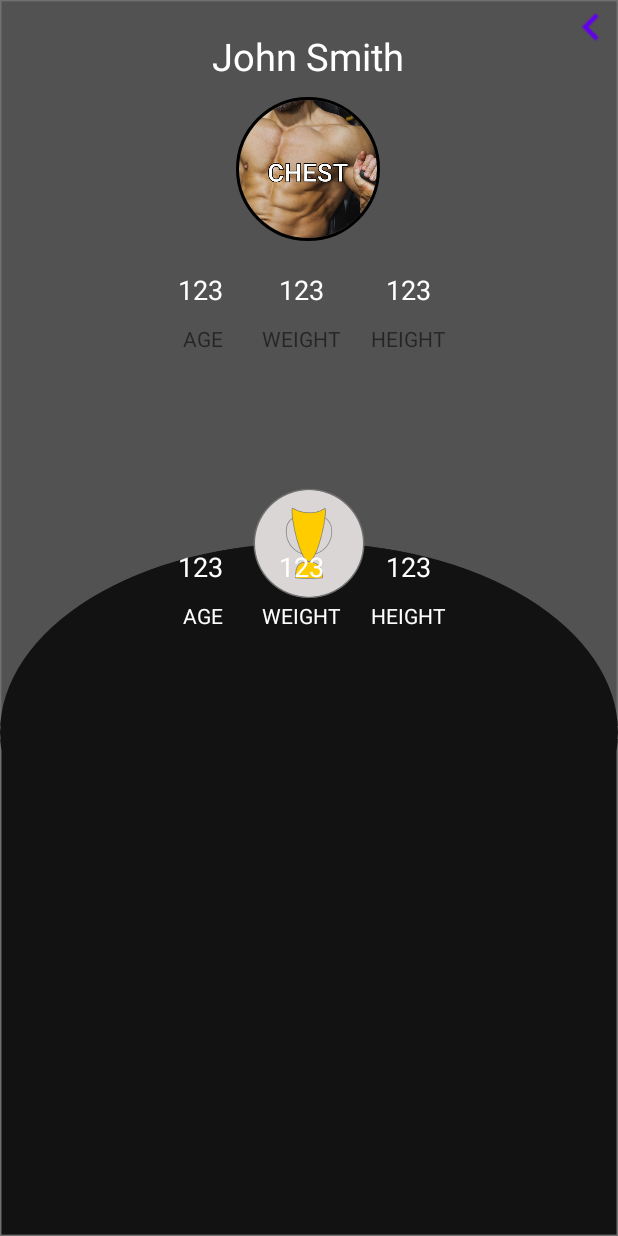
After one commit to ronamir1/FitnessDemo, an Android app: the ProfileActivity screen opened directly, with no data from a screen before it, on a phone screen of 412 x 824 dp. The commit adds this screen. Run offline under Robolectric (Android 15) with nearby library versions, the phone set to English and light mode, and no system bars; our stand-ins replace CircleImageView.

Commit message:
Improved Design 4

```diff
--- a/app/build.gradle
+++ b/app/build.gradle
@@ -29,6 +29,8 @@ dependencies {
     implementation 'com.google.android.material:material:1.0.0'
     implementation 'androidx.gridlayout:gridlayout:1.0.0'
     testImplementation 'junit:junit:4.12'
+    implementation 'de.hdodenhof:circleimageview:3.1.0'
+
     androidTestImplementation 'androidx.test.ext:junit:1.1.1'
     androidTestImplementation 'androidx.test.espresso:espresso-core:3.2.0'
     implementation 'com.github.bumptech.glide:glide:4.11.0'
--- a/app/src/main/java/com/example/fitnessdemo/MainActivity.java
+++ b/app/src/main/java/com/example/fitnessdemo/MainActivity.java
@@ -33,6 +33,11 @@ public class MainActivity extends AppCompatActivity {
 
     public void newHereActivity(MenuItem item){
         Intent newIntent = new Intent(getApplicationContext(), NewHereActivity.class);
+        startActivity(newIntent);
+    }
+
+    public void openProfile(MenuItem item){
+        Intent newIntent = new Intent(getApplicationContext(), ProfileActivity.class);
         startActivity(newIntent);
     }
 
@@ -81,16 +86,16 @@ public class MainActivity extends AppCompatActivity {
 //                }
 //            }.start();
 //
-            // a daily tip toast during waiting time till opening screen fades out
-            new Handler().postDelayed(new Runnable() {
-                @Override
-                public void run() {
-                    Toast toast = Toast.makeText(getApplicationContext(), DAILY_TIP + LINE_DROP + dailyTips[todayTip],
-                            Toast.LENGTH_LONG);
-                    toast.setGravity(Gravity.TOP, 0, 0);
-                    toast.show();
-                }
-            }, 250);
+//            // a daily tip toast during waiting time till opening screen fades out
+//            new Handler().postDelayed(new Runnable() {
+//                @Override
+//                public void run() {
+//                    Toast toast = Toast.makeText(getApplicationContext(), DAILY_TIP + LINE_DROP + dailyTips[todayTip],
+//                            Toast.LENGTH_LONG);
+//                    toast.setGravity(Gravity.TOP, 0, 0);
+//                    toast.show();
+//                }
+//            }, 250);
 //        }
 //        else{
 //            entry.setAlpha(0f);
--- /dev/null
+++ b/app/src/main/java/com/example/fitnessdemo/ProfileActivity.java
@@ -0,0 +1,23 @@
+package com.example.fitnessdemo;
+
+import androidx.appcompat.app.AppCompatActivity;
+
+import android.content.Intent;
+import android.os.Bundle;
+import android.view.View;
+
+public class ProfileActivity extends AppCompatActivity {
+
+    @Override
+    protected void onCreate(Bundle savedInstanceState) {
+        super.onCreate(savedInstanceState);
+        setContentView(R.layout.activity_profile);
+    }
+
+    public void backToMain(View view) {
+        Intent mainIntent = new Intent(getApplicationContext(), MainActivity.class);
+        mainIntent.putExtra("start screen", 0);
+        startActivity(mainIntent);
+    }
+
+}
--- /dev/null
+++ b/app/src/main/res/layout/activity_profile.xml
@@ -0,0 +1,224 @@
+<?xml version="1.0" encoding="utf-8"?>
+<androidx.constraintlayout.widget.ConstraintLayout xmlns:android="http://schemas.android.com/apk/res/android"
+    xmlns:app="http://schemas.android.com/apk/res-auto"
+    xmlns:tools="http://schemas.android.com/tools"
+    android:layout_width="match_parent"
+    android:layout_height="match_parent"
+    tools:context=".ProfileActivity"
+    android:background="@drawable/background">
+
+    <de.hdodenhof.circleimageview.CircleImageView
+        android:id="@+id/profile_image"
+        android:layout_width="96dp"
+        android:layout_height="96dp"
+        android:layout_marginTop="10dp"
+        android:src="@drawable/a1"
+        app:civ_border_color="#FF000000"
+        app:civ_border_width="2dp"
+        app:layout_constraintBottom_toBottomOf="parent"
+        app:layout_constraintEnd_toEndOf="parent"
+        app:layout_constraintHorizontal_bias="0.498"
+        app:layout_constraintStart_toStartOf="parent"
+        app:layout_constraintTop_toBottomOf="@+id/profile_name"
+        app:layout_constraintVertical_bias="0.0" />
+
+    <LinearLayout
+        android:id="@+id/profile_info"
+        android:layout_width="wrap_content"
+        android:layout_height="wrap_content"
+        android:layout_marginTop="10dp"
+        android:orientation="horizontal"
+        app:layout_constraintEnd_toEndOf="parent"
+        app:layout_constraintStart_toStartOf="parent"
+        app:layout_constraintTop_toBottomOf="@+id/profile_image">
+
+        <LinearLayout
+            android:layout_width="match_parent"
+            android:layout_height="match_parent"
+            android:layout_marginRight="20dp"
+            android:orientation="vertical">
+
+            <EditText
+                android:id="@+id/age_content"
+                android:layout_width="40dp"
+                android:layout_height="wrap_content"
+                android:backgroundTint="#00FFFFFF"
+                android:ems="10"
+                android:inputType="number"
+                android:text="123"
+                android:textColor="#FFFFFF" />
+
+            <TextView
+                android:id="@+id/age"
+                android:layout_width="40dp"
+                android:layout_height="wrap_content"
+                android:text="AGE"
+                android:textAlignment="center" />
+
+        </LinearLayout>
+
+        <LinearLayout
+            android:layout_width="match_parent"
+            android:layout_height="match_parent"
+            android:layout_marginRight="20dp"
+            android:orientation="vertical">
+
+            <EditText
+                android:id="@+id/weight_content_profile"
+                android:layout_width="fill_parent"
+                android:layout_height="wrap_content"
+                android:backgroundTint="#00FFFFFF"
+                android:ems="10"
+                android:inputType="number"
+                android:text="123"
+                android:textAlignment="center"
+                android:textColor="#FFFFFF" />
+
+            <TextView
+                android:id="@+id/weight_profile"
+                android:layout_width="wrap_content"
+                android:layout_height="wrap_content"
+                android:text="WEIGHT"
+                android:textAlignment="center" />
+        </LinearLayout>
+
+        <LinearLayout
+            android:layout_width="match_parent"
+            android:layout_height="match_parent"
+            android:orientation="vertical">
+
+            <EditText
+                android:id="@+id/height_content_profile"
+                android:layout_width="fill_parent"
+                android:layout_height="wrap_content"
+                android:backgroundTint="#00FFFFFF"
+                android:ems="10"
+                android:inputType="number"
+                android:text="123"
+                android:textAlignment="center"
+                android:textColor="#FFFFFF" />
+
+            <TextView
+                android:id="@+id/height_profile"
+                android:layout_width="wrap_content"
+                android:layout_height="wrap_content"
+                android:text="HEIGHT"
+                android:textAlignment="center" />
+        </LinearLayout>
+    </LinearLayout>
+
+    <TextView
+        android:id="@+id/profile_name"
+        android:layout_width="wrap_content"
+        android:layout_height="wrap_content"
+        android:layout_marginTop="20dp"
+        android:text="John Smith"
+        android:textColor="#FFFFFF"
+        android:textSize="25sp"
+        app:layout_constraintEnd_toEndOf="parent"
+        app:layout_constraintHorizontal_bias="0.498"
+        app:layout_constraintStart_toStartOf="parent"
+        app:layout_constraintTop_toTopOf="parent" />
+
+    <LinearLayout
+        android:id="@+id/achievements"
+        android:layout_width="wrap_content"
+        android:layout_height="wrap_content"
+        android:layout_marginTop="120dp"
+        android:orientation="horizontal"
+        app:layout_constraintEnd_toEndOf="parent"
+        app:layout_constraintStart_toStartOf="parent"
+        app:layout_constraintTop_toBottomOf="@+id/profile_info">
+
+        <LinearLayout
+            android:layout_width="match_parent"
+            android:layout_height="match_parent"
+            android:layout_marginRight="20dp"
+            android:orientation="vertical">
+
+            <EditText
+                android:id="@+id/achievement1"
+                android:layout_width="40dp"
+                android:layout_height="wrap_content"
+                android:backgroundTint="#00FFFFFF"
+                android:ems="10"
+                android:inputType="number"
+                android:text="123"
+                android:textColor="#FFFFFF" />
+
+            <TextView
+                android:id="@+id/achievement1_content"
+                android:layout_width="40dp"
+                android:layout_height="wrap_content"
+                android:text="AGE"
+                android:textAlignment="center"
+                android:textColor="#FFFFFF" />
+
+        </LinearLayout>
+
+        <LinearLayout
+            android:layout_width="match_parent"
+            android:layout_height="match_parent"
+            android:layout_marginRight="20dp"
+            android:orientation="vertical">
+
+            <EditText
+                android:id="@+id/achievement2"
+                android:layout_width="fill_parent"
+                android:layout_height="wrap_content"
+                android:backgroundTint="#00FFFFFF"
+                android:ems="10"
+                android:inputType="number"
+                android:text="123"
+                android:textAlignment="center"
+                android:textColor="#FFFFFF" />
+
+            <TextView
+                android:id="@+id/achievement2_content"
+                android:layout_width="wrap_content"
+                android:layout_height="wrap_content"
+                android:text="WEIGHT"
+                android:textAlignment="center"
+                android:textColor="#FFFFFF" />
+        </LinearLayout>
+
+        <LinearLayout
+            android:layout_width="match_parent"
+            android:layout_height="match_parent"
+            android:orientation="vertical">
+
+            <EditText
+                android:id="@+id/achievement3"
+                android:layout_width="fill_parent"
+                android:layout_height="wrap_content"
+                android:backgroundTint="#00FFFFFF"
+                android:ems="10"
+                android:inputType="number"
+                android:text="123"
+                android:textAlignment="center"
+                android:textColor="#FFFFFF" />
+
+            <TextView
+                android:id="@+id/achievement3_content"
+                android:layout_width="wrap_content"
+                android:layout_height="wrap_content"
+                android:text="HEIGHT"
+                android:textAlignment="center"
+                android:textColor="#FFFFFF" />
+        </LinearLayout>
+    </LinearLayout>
+
+    <ImageView
+        android:id="@+id/back_from_profile"
+        android:layout_width="wrap_content"
+        android:layout_height="wrap_content"
+        android:clickable="true"
+        android:focusable="true"
+        android:onClick="backToMain"
+        app:layout_constraintEnd_toEndOf="parent"
+        app:layout_constraintTop_toTopOf="parent"
+        app:srcCompat="@drawable/back" />
+
+
+
+</androidx.constraintlayout.widget.ConstraintLayout>
--- a/app/src/main/res/menu/my_menu.xml
+++ b/app/src/main/res/menu/my_menu.xml
@@ -16,6 +16,10 @@
         android:onClick="directions"
         android:title="Question" />
 
+    <item
+        android:id="@+id/profile"
+        android:onClick="openProfile"
+        android:title="My Profile" />
 
     <item
         android:id="@+id/hebrew"
```
Also changed, not shown: app/src/main/AndroidManifest.xml (+14 -7 lines), app/src/main/res/drawable/background.png (added), app/src/main/res/drawable/cup.png (added).
